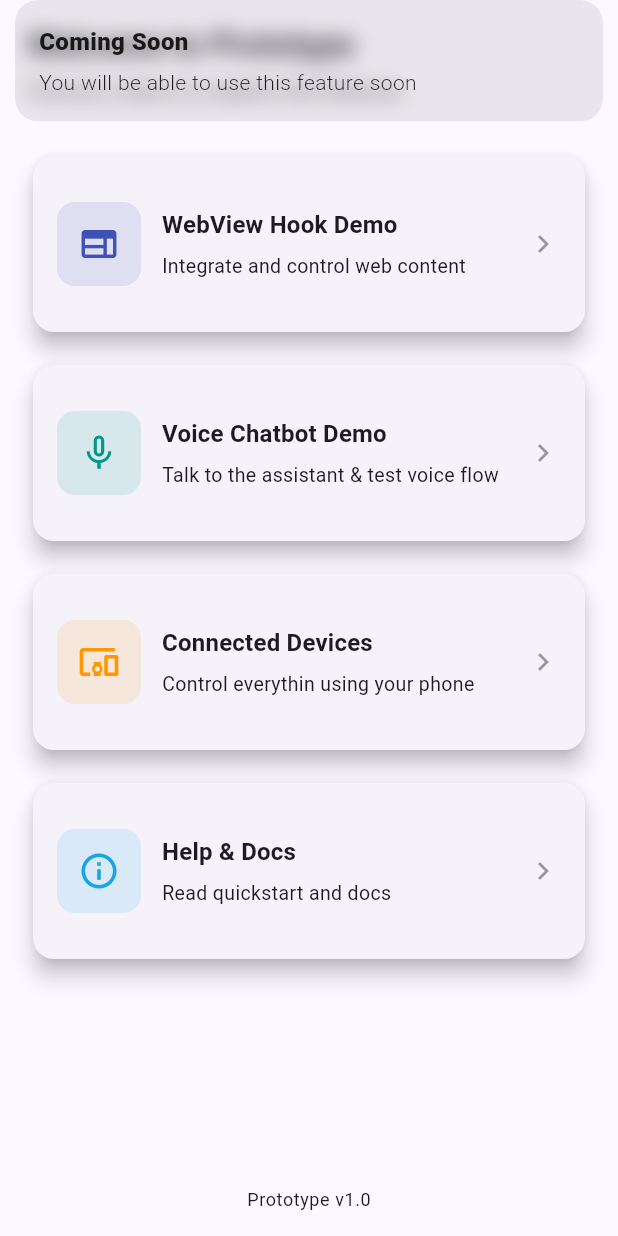
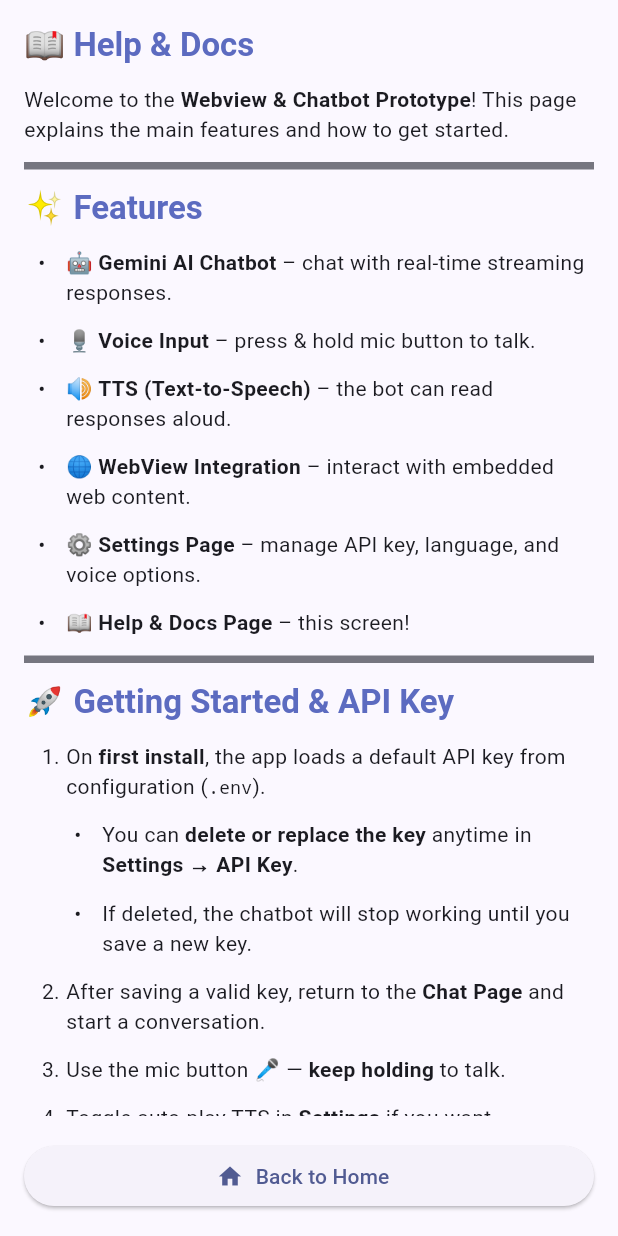
Before and after one commit to Davidbek96/prototype, a Flutter app: the screen it shows after launch, after a tap on "Help & Docs", on a phone screen of 412 x 824 dp. Run offline on Flutter 3.47's test engine with Material 3 defaults, Android fonts, the phone set to English and light mode, and no system bars; our stand-ins replace battery_plus, connectivity_plus, device_info_plus, flutter_dotenv, flutter_markdown, flutter_tts and 7 more.

Commit message:
API key stored in .env, help docs screen added

```diff
--- a/lib/controllers/settings_controller.dart
+++ b/lib/controllers/settings_controller.dart
@@ -3,11 +3,12 @@
 import 'package:get/get.dart';
 import 'package:get_storage/get_storage.dart';
 import 'package:http/http.dart' as http;
+import 'package:flutter_dotenv/flutter_dotenv.dart';
 
 class SettingsController extends GetxController {
   final GetStorage _box = GetStorage();
 
-  late TextEditingController apiKeyController;
+  late TextEditingController apiKeyTextEditCtrl;
   final RxBool apiKeyIsSet = false.obs;
   final autoPlayTts = false.obs;
 
@@ -31,17 +32,31 @@
   final isSaving = false.obs;
 
   @override
+  @override
   void onInit() {
     super.onInit();
 
-    // For privacy, start the TextField empty. The actual "is set" state is
-    // determined from storage (so clearing the text field does NOT remove the stored value).
-    apiKeyController = TextEditingController(text: '');
+    apiKeyTextEditCtrl = TextEditingController(text: '');
 
-    apiKeyIsSet.value = (_box.read('apiKey') ?? '')
-        .toString()
-        .trim()
-        .isNotEmpty;
+    final stored = (_box.read('apiKey') ?? '').toString().trim();
+    final firstRun = _box.read('firstRun') ?? true;
+
+    if (stored.isNotEmpty) {
+      // User already saved a key before
+      apiKeyIsSet.value = true;
+    } else if (firstRun) {
+      // First install only → fallback to .env
+      final envKey = dotenv.env['GEMINI_API_KEY'] ?? '';
+      if (envKey.isNotEmpty) {
+        _box.write('apiKey', envKey);
+        apiKeyIsSet.value = true;
+      }
+      // Mark app as initialized so we don’t load .env again
+      _box.write('firstRun', false);
+    } else {
+      // No key and not first run
+      apiKeyIsSet.value = false;
+    }
 
     autoPlayTts.value = _box.read('autoPlayTts') ?? false;
     ttsLanguage.value =
@@ -53,9 +68,8 @@
   /// Validate API key by calling a lightweight endpoint and then persist.
   Future<void> saveApiKey() async {
     Get.closeAllSnackbars();
-    final candidate = apiKeyController.text.trim();
+    final candidate = apiKeyTextEditCtrl.text.trim();
     if (candidate.isEmpty) {
-      // treat empty as "remove stored key" — this is an explicit user intent.
       await _box.remove('apiKey');
       apiKeyIsSet.value = false;
       Get.snackbar('Settings', 'No API key provided (storage cleared)');
@@ -72,14 +86,10 @@
           .timeout(const Duration(seconds: 8));
 
       if (resp.statusCode == 200) {
-        // key is valid — persist it
         await _box.write('apiKey', candidate);
         apiKeyIsSet.value = true;
-
-        // Dismiss keyboard and clear the input for privacy
         FocusManager.instance.primaryFocus?.unfocus();
-        apiKeyController.clear();
-
+        apiKeyTextEditCtrl.clear();
         Get.snackbar('Settings', 'API key saved');
       } else {
         final msg = (resp.statusCode == 401 || resp.statusCode == 403)
@@ -104,41 +114,34 @@
     }
   }
 
-  /// Clear API key (with confirm from UI)
   Future<void> clearApiKey() async {
-    // Clear UI and storage explicitly when user confirms deletion
-    apiKeyController.clear();
+    apiKeyTextEditCtrl.clear();
     await _box.remove('apiKey');
     apiKeyIsSet.value = false;
   }
 
-  /// Toggle auto-play TTS setting
   void toggleAutoPlayTts(bool value) {
     autoPlayTts.value = value;
     _box.write('autoPlayTts', value);
   }
 
-  /// Set TTS language and persist
   void setTtsLanguage(String code) {
     ttsLanguage.value = code;
     _box.write('ttsLanguage', code);
   }
 
-  /// Set STT language and persist
   void setSttLanguage(String code) {
     sttLanguage.value = code;
     _box.write('sttLanguage', code);
   }
 
-  /// Toggle visibility of API key input
   void toggleShowApiKey() => showApiKey.value = !showApiKey.value;
 
-  /// Convenience: return stored API key (if any)
   String? get storedApiKey => _box.read('apiKey');
 
   @override
   void onClose() {
-    apiKeyController.dispose();
+    apiKeyTextEditCtrl.dispose();
     super.onClose();
   }
 }
--- a/lib/main.dart
+++ b/lib/main.dart
@@ -4,13 +4,13 @@
 import 'package:get_storage/get_storage.dart';
 import 'controllers/settings_controller.dart';
 import 'pages/home_page.dart';
+import 'package:flutter_dotenv/flutter_dotenv.dart';
 
 void main() async {
   WidgetsFlutterBinding.ensureInitialized();
+  await dotenv.load(fileName: ".env");
   await GetStorage.init();
 
-  // Register only truly global controllers (settings is app-wide)
-  // ChatController and chat-related services will be registered when the chat route opens.
   runApp(const MyApp());
 }
 
--- /dev/null
+++ b/lib/pages/help_docs_page.dart
@@ -0,0 +1,119 @@
+import 'package:flutter/material.dart';
+import 'package:flutter_markdown/flutter_markdown.dart';
+
+class HelpDocsPage extends StatelessWidget {
+  const HelpDocsPage({super.key});
+
+  @override
+  Widget build(BuildContext context) {
+    const String helpContent = """
+## 📖 Help & Docs
+
+Welcome to the **Webview & Chatbot Prototype**!
+This page explains the main features and how to get started.
+
+---
+
+## ✨ Features
+- 🤖 **Gemini AI Chatbot** – chat with real-time streaming responses.
+- 🎙 **Voice Input** – press & hold mic button to talk.
+- 🔊 **TTS (Text-to-Speech)** – the bot can read responses aloud.
+- 🌐 **WebView Integration** – interact with embedded web content.
+- ⚙️ **Settings Page** – manage API key, language, and voice options.
+- 📖 **Help & Docs Page** – this screen!
+
+---
+
+## 🚀 Getting Started & API Key
+1. On **first install**, the app loads a default API key from configuration (`.env`).
+   - You can **delete or replace the key** anytime in **Settings → API Key**.
+   - If deleted, the chatbot will stop working until you save a new key.
+2. After saving a valid key, return to the **Chat Page** and start a conversation.
+3. Use the mic button 🎤 — **keep holding** to talk.
+4. Toggle auto-play TTS in **Settings** if you want responses spoken automatically.
+
+---
+
+## 🐛 Troubleshooting
+- **Invalid API key** → double-check your key in Settings.
+- **No response from chatbot** → check internet connectivity.
+- **Voice not working** → grant microphone permission in device settings.
+- **TTS not working** → make sure your device has a TTS engine installed.
+
+---
+
+## ℹ️ About
+This app is a Flutter prototype built with:
+- **GetX** → state management
+- **GetStorage** → local persistence
+- **Dotenv** → environment keys
+- **Gemini API** → AI chat
+- **speech_to_text** → speech recognition (voice input)
+- **flutter_tts** → text-to-speech (bot voice output)
+- **connectivity_plus** → network status monitoring
+- **permission_handler** → runtime permission requests
+
+---
+
+## 🙏 Closing Note
+Thank you for exploring the **Webview & Chatbot Prototype**!
+Your feedback and suggestions will help improve future versions of the app. 🚀
+    """;
+
+    final backgroundColor = Theme.of(context).scaffoldBackgroundColor;
+
+    return Scaffold(
+      backgroundColor: backgroundColor,
+      body: SafeArea(
+        child: Column(
+          children: [
+            Expanded(
+              child: Container(
+                color: backgroundColor,
+                child: Markdown(
+                  data: helpContent,
+                  padding: const EdgeInsets.all(16.0),
+                  styleSheet: MarkdownStyleSheet.fromTheme(Theme.of(context))
+                      .copyWith(
+                        h1: Theme.of(context).textTheme.headlineMedium
+                            ?.copyWith(
+                              fontWeight: FontWeight.bold,
+                              color: Colors.indigo,
+                            ),
+                        h2: Theme.of(context).textTheme.titleLarge?.copyWith(
+                          fontWeight: FontWeight.w600,
+                          color: Colors.indigo.shade400,
+                        ),
+                        p: Theme.of(context).textTheme.bodyMedium,
+                        // space between block elements (this affects horizontal rules too)
+                        blockSpacing: 12.0,
+                        // subtle rule appearance
+                        horizontalRuleDecoration: BoxDecoration(
+                          border: Border(
+                            top: BorderSide(
+                              color: Colors.grey.shade300,
+                              width: 2.0,
+                            ),
+                          ),
+                        ),
+                      ),
+                ),
+              ),
+            ),
+            Padding(
+              padding: const EdgeInsets.all(16.0),
+              child: SizedBox(
+                width: double.infinity,
+                child: ElevatedButton.icon(
+                  onPressed: () => Navigator.pop(context),
+                  icon: const Icon(Icons.home),
+                  label: const Text("Back to Home"),
+                ),
+              ),
+            ),
+          ],
+        ),
+      ),
+    );
+  }
+}
--- a/lib/pages/home_page.dart
+++ b/lib/pages/home_page.dart
@@ -2,6 +2,7 @@
 import 'package:flutter/services.dart';
 import 'package:get/get.dart';
 import 'package:testapp/bindings/chat_binding.dart';
+import 'package:testapp/pages/help_docs_page.dart';
 import 'package:testapp/widgets/chat/action_card.dart';
 
 import 'chat_page.dart';
@@ -100,11 +101,12 @@
                       subtitle: 'Read quickstart and docs',
                       icon: Icons.info_outline,
                       onTap: () {
-                        Get.closeAllSnackbars();
-                        Get.snackbar(
-                          'Coming Soon',
-                          'You will be able to use this feature soon',
-                        );
+                        Get.to(() => HelpDocsPage());
+                        // Get.closeAllSnackbars();
+                        // Get.snackbar(
+                        //   'Coming Soon',
+                        //   'You will be able to use this feature soon',
+                        // );
                       },
                       accentColor: const Color.fromARGB(255, 21, 166, 228),
                     ),
--- a/lib/widgets/settings/api_key_card.dart
+++ b/lib/widgets/settings/api_key_card.dart
@@ -115,10 +115,10 @@
   Widget _buildApiKeyField(SettingsController settings) {
     return Obx(
       () => TextField(
-        controller: settings.apiKeyController,
+        controller: settings.apiKeyTextEditCtrl,
         obscureText: !settings.showApiKey.value,
         decoration: InputDecoration(
-          hintText: 'Enter Gemini API key',
+          hintText: 'Register a new API key',
           border: OutlineInputBorder(borderRadius: BorderRadius.circular(10)),
           suffixIcon: Row(
             mainAxisSize: MainAxisSize.min,
@@ -160,8 +160,8 @@
 
   void _copyApiKey(BuildContext context, SettingsController settings) {
     // Favor visible input when present, otherwise fall back to stored key.
-    final text = settings.apiKeyController.text.trim().isNotEmpty
-        ? settings.apiKeyController.text.trim()
+    final text = settings.apiKeyTextEditCtrl.text.trim().isNotEmpty
+        ? settings.apiKeyTextEditCtrl.text.trim()
         : (settings.storedApiKey ?? '');
     if (text.isNotEmpty) {
       Clipboard.setData(ClipboardData(text: text));
--- a/pubspec.yaml
+++ b/pubspec.yaml
@@ -46,6 +46,8 @@
   permission_handler: ^12.0.1
   get: ^4.7.2
   get_storage: ^2.1.1
+  flutter_dotenv: ^6.0.0
+  flutter_markdown: ^0.7.7+1
 
 dev_dependencies:
   flutter_test:
@@ -72,6 +74,7 @@
   # To add assets to your application, add an assets section, like this:
   assets:
     - assets/demo/index.html
+    - .env
   #   - images/a_dot_ham.jpeg
 
   # An image asset can refer to one or more resolution-specific "variants", see
```
Also changed, not shown: pubspec.lock, 1 other file.
